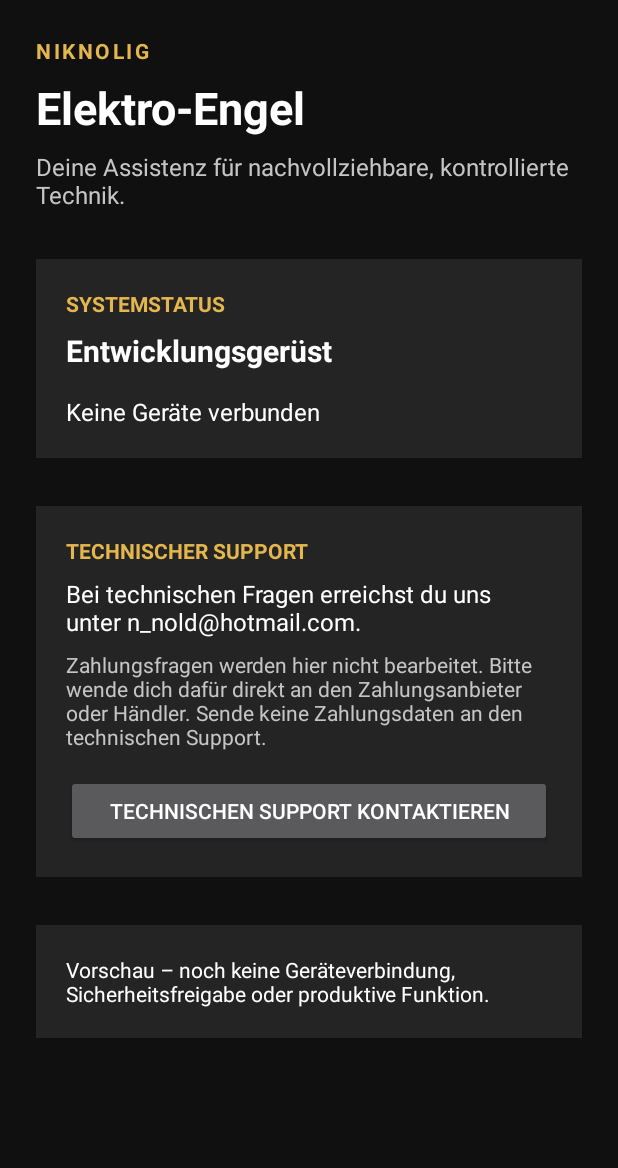
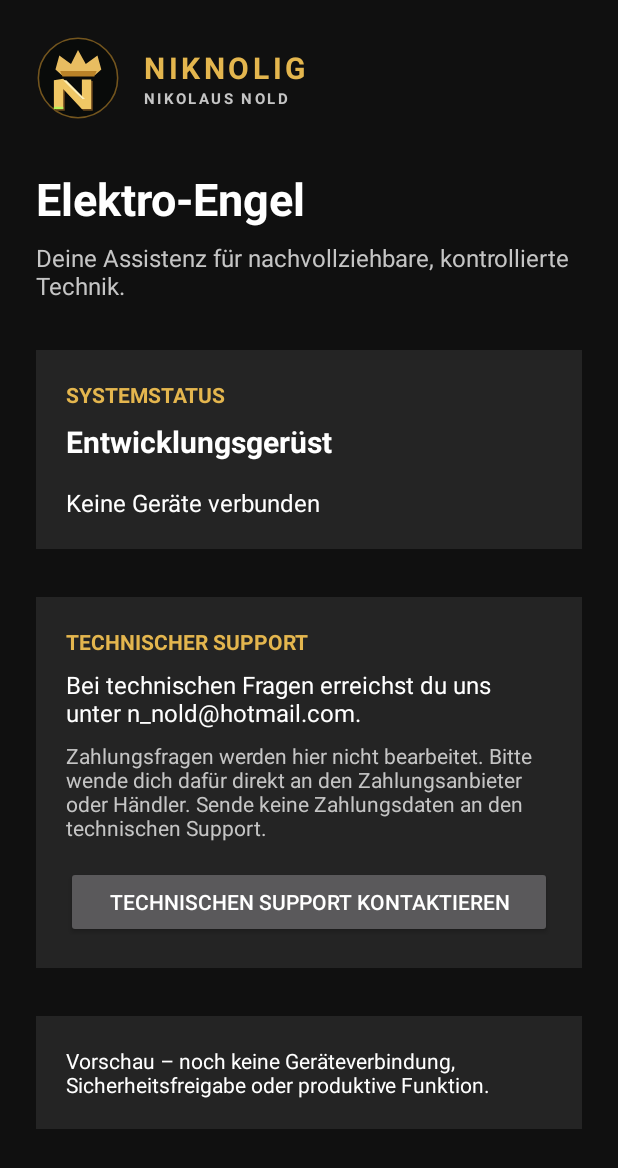
Before and after one commit to nikolausnold/NIKNOLIG, an Android app: the screen it shows after launch (MainActivity), on a phone screen of 412 x 824 dp. Shown: the top 1168 px of the screen. Run offline under Robolectric (Android 15) with nearby library versions, the phone set to English and light mode, and no system bars.

Commit message:
Integrate official NIKNOLIG brand assets
Co-authored-by: nikolausnold <339979236+nikolausnold@users.noreply.github.com>

```diff
--- a/app/src/main/AndroidManifest.xml
+++ b/app/src/main/AndroidManifest.xml
@@ -1,7 +1,9 @@
 <manifest xmlns:android="http://schemas.android.com/apk/res/android">
     <application
         android:allowBackup="false"
+        android:icon="@mipmap/ic_launcher"
         android:label="@string/app_name"
+        android:roundIcon="@mipmap/ic_launcher"
         android:supportsRtl="true"
         android:theme="@style/Theme.Niknolig">
         <activity
--- /dev/null
+++ b/app/src/main/res/drawable/brand_emblem.xml
@@ -0,0 +1,29 @@
+<vector xmlns:android="http://schemas.android.com/apk/res/android"
+    android:width="108dp"
+    android:height="108dp"
+    android:viewportWidth="108"
+    android:viewportHeight="108">
+    <path
+        android:fillColor="#090B0A"
+        android:strokeColor="#73551E"
+        android:strokeWidth="2"
+        android:pathData="M54,3A51,51 0,1 0,54 105A51,51 0,1 0,54 3" />
+    <path
+        android:fillColor="#E8BD61"
+        android:pathData="M25,43L30,25L45,36L54,18L64,36L79,25L84,43L76,50L33,50Z" />
+    <path
+        android:fillColor="#B98228"
+        android:pathData="M31,45L78,45L75,52L34,52Z" />
+    <path
+        android:fillColor="#67451B"
+        android:pathData="M25,59L37,57L61,83L61,58L73,58L73,96L61,96L37,70L37,96L25,96Z" />
+    <path
+        android:fillColor="#F0C765"
+        android:pathData="M23,57L35,55L59,81L59,56L71,56L71,94L59,94L35,68L35,94L23,94Z" />
+    <path
+        android:fillColor="#FFF0B7"
+        android:pathData="M35,57L59,81L63,81L39,57Z" />
+    <path
+        android:fillColor="#B8F45A"
+        android:pathData="M23,91L35,91L35,94L23,94Z" />
+</vector>
--- a/app/src/main/res/layout/activity_main.xml
+++ b/app/src/main/res/layout/activity_main.xml
@@ -10,6 +10,24 @@
         android:orientation="vertical"
         android:padding="@dimen/screen_padding">
 
+        <LinearLayout
+            android:layout_width="wrap_content"
+            android:layout_height="wrap_content"
+            android:gravity="center_vertical"
+            android:orientation="horizontal">
+
+            <ImageView
+                android:layout_width="56dp"
+                android:layout_height="56dp"
+                android:contentDescription="@string/brand_logo_description"
+                android:src="@drawable/brand_emblem" />
+
+            <LinearLayout
+                android:layout_width="wrap_content"
+                android:layout_height="wrap_content"
+                android:layout_marginStart="@dimen/space_medium"
+                android:orientation="vertical">
+
                 <TextView
                     android:layout_width="wrap_content"
                     android:layout_height="wrap_content"
@@ -17,13 +35,24 @@
                     android:letterSpacing="0.12"
                     android:text="@string/brand_name"
                     android:textColor="@color/gold"
-            android:textSize="14sp"
+                    android:textSize="20sp"
                     android:textStyle="bold" />
 
                 <TextView
                     android:layout_width="wrap_content"
                     android:layout_height="wrap_content"
-            android:layout_marginTop="@dimen/space_small"
+                    android:letterSpacing="0.16"
+                    android:text="@string/brand_owner"
+                    android:textColor="@color/text_secondary"
+                    android:textSize="10sp"
+                    android:textStyle="bold" />
+            </LinearLayout>
+        </LinearLayout>
+
+        <TextView
+            android:layout_width="wrap_content"
+            android:layout_height="wrap_content"
+            android:layout_marginTop="@dimen/space_large"
             android:accessibilityHeading="true"
             android:text="@string/assistant_name"
             android:textColor="@color/text_primary"
--- /dev/null
+++ b/app/src/main/res/mipmap-anydpi-v26/ic_launcher.xml
@@ -0,0 +1,4 @@
+<adaptive-icon xmlns:android="http://schemas.android.com/apk/res/android">
+    <background android:drawable="@color/launcher_background" />
+    <foreground android:drawable="@drawable/brand_emblem" />
+</adaptive-icon>
--- /dev/null
+++ b/app/src/main/res/values/launcher.xml
@@ -0,0 +1,3 @@
+<resources>
+    <color name="launcher_background">#090B0A</color>
+</resources>
--- a/app/src/main/res/values/strings.xml
+++ b/app/src/main/res/values/strings.xml
@@ -1,6 +1,8 @@
 <resources>
     <string name="app_name">NIKNOLIG</string>
     <string name="brand_name">NIKNOLIG</string>
+    <string name="brand_owner">NIKOLAUS NOLD</string>
+    <string name="brand_logo_description">NIKNOLIG-Logo: goldenes N mit Krone</string>
     <string name="assistant_name">Elektro-Engel</string>
     <string name="assistant_description">Deine Assistenz für nachvollziehbare, kontrollierte Technik.</string>
     <string name="system_status_heading">SYSTEMSTATUS</string>
```
Also changed, not shown: 5 other files. Lines whose indentation alone changed are shown as unchanged.
